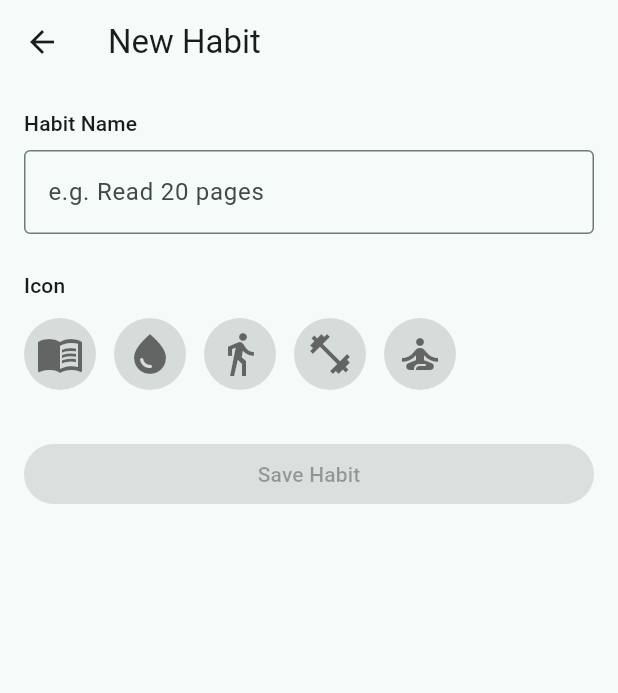
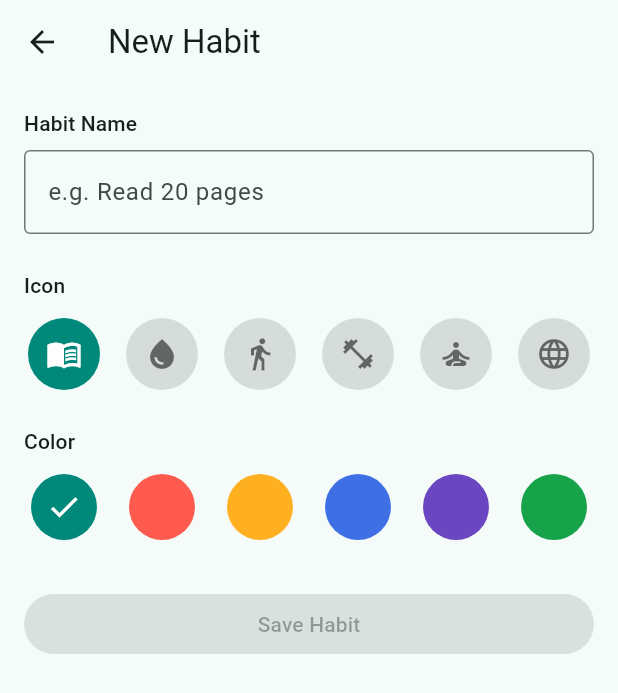
Before and after one commit to VoTrieu/personal_habit, a Flutter app: the NewHabitScreen screen opened directly, on a phone screen of 412 x 824 dp. Shown: the top 693 px of the screen. Run offline on Flutter 3.47's test engine with Material 3 defaults, Android fonts, the phone set to English and light mode, and no system bars.

Commit message:
Added HabitIcons and HabitColors

```diff
--- a/lib/features/new_habit/new_habit_screen.dart
+++ b/lib/features/new_habit/new_habit_screen.dart
@@ -1,6 +1,8 @@
 import 'package:flutter/material.dart';
 
 import '../../models/new_habit_result.dart';
+import 'widgets/habit_colors.dart';
+import 'widgets/habit_icons.dart';
 
 class NewHabitScreen extends StatefulWidget {
   const NewHabitScreen({super.key});
@@ -11,9 +13,10 @@ class NewHabitScreen extends StatefulWidget {
 
 class _NewHabitScreenState extends State<NewHabitScreen> {
   final controller = TextEditingController();
-  IconData? selectedIcon;
+  Color selectedColor = habitColors[0];
+  IconData selectedIcon = habitIcons[0];
 
-  bool get canSave => controller.text.trim().isNotEmpty && selectedIcon != null;
+  bool get canSave => controller.text.trim().isNotEmpty;
 
   @override
   void dispose() {
@@ -24,19 +27,13 @@ class _NewHabitScreenState extends State<NewHabitScreen> {
   void saveHabit() {
     if (!canSave) return;
     final name = controller.text.trim();
-    Navigator.of(context).pop(NewHabitResult(name: name, icon: selectedIcon!));
+    Navigator.of(context).pop(
+      NewHabitResult(name: name, icon: selectedIcon, color: selectedColor),
+    );
   }
 
   @override
   Widget build(BuildContext context) {
-    final icons = [
-      Icons.menu_book,
-      Icons.water_drop,
-      Icons.directions_walk,
-      Icons.fitness_center,
-      Icons.self_improvement,
-    ];
-
     return Scaffold(
       appBar: AppBar(title: const Text('New Habit')),
       body: SafeArea(
@@ -56,27 +53,16 @@ class _NewHabitScreenState extends State<NewHabitScreen> {
             const SizedBox(height: 24),
             Text('Icon', style: Theme.of(context).textTheme.titleSmall),
             const SizedBox(height: 12),
-            Wrap(
-              spacing: 12,
-              children: icons.map((icon) {
-                final isSelected = selectedIcon == icon;
-                return InkWell(
-                  onTap: () {
-                    setState(() {
-                      selectedIcon = icon;
-                    });
-                  },
-                  borderRadius: BorderRadius.circular(12),
-                  child: CircleAvatar(
-                    radius: 24,
-                    backgroundColor: isSelected
-                        ? const Color(0xFF00897B)
-                        : Colors.black12,
-                    foregroundColor: isSelected ? Colors.white : Colors.black54,
-                    child: Icon(icon, size: 32),
-                  ),
-                );
-              }).toList(),
+            HabitIcons(
+              selectedIcon: selectedIcon,
+              onSelected: (icon) => setState(() => selectedIcon = icon),
+            ),
+            const SizedBox(height: 24),
+            Text('Color', style: Theme.of(context).textTheme.titleSmall),
+            const SizedBox(height: 12),
+            HabitColors(
+              selectedColor: selectedColor,
+              onSelected: (color) => setState(() => selectedColor = color),
             ),
             const SizedBox(height: 32),
             FilledButton(
--- /dev/null
+++ b/lib/features/new_habit/widgets/habit_colors.dart
@@ -0,0 +1,43 @@
+import 'package:flutter/material.dart';
+
+const habitColors = [
+  Color(0xFF00897B),
+  Color(0xFFFF5A4E),
+  Color(0xFFFFB020),
+  Color(0xFF3F6FE5),
+  Color(0xFF6B46C1),
+  Color(0xFF16A34A),
+];
+
+class HabitColors extends StatelessWidget {
+  const HabitColors({
+    super.key,
+    required this.selectedColor,
+    required this.onSelected,
+  });
+
+  final Color selectedColor;
+  final ValueChanged<Color> onSelected;
+
+  @override
+  Widget build(BuildContext context) {
+    return Wrap(
+      spacing: 12,
+      alignment: WrapAlignment.spaceAround,
+      children: habitColors.map((color) {
+        final isSelected = selectedColor == color;
+        return InkWell(
+          onTap: () => onSelected(color),
+          borderRadius: BorderRadius.circular(24),
+          child: CircleAvatar(
+            radius: 22,
+            backgroundColor: color,
+            child: isSelected
+                ? const Icon(Icons.check, color: Colors.white)
+                : null,
+          ),
+        );
+      }).toList(),
+    );
+  }
+}
--- /dev/null
+++ b/lib/features/new_habit/widgets/habit_icons.dart
@@ -0,0 +1,44 @@
+import 'package:flutter/material.dart';
+
+const habitIcons = [
+  Icons.menu_book,
+  Icons.water_drop,
+  Icons.directions_walk,
+  Icons.fitness_center,
+  Icons.self_improvement,
+  Icons.language,
+];
+
+class HabitIcons extends StatelessWidget {
+  const HabitIcons({
+    super.key,
+    required this.selectedIcon,
+    required this.onSelected,
+  });
+
+  final IconData selectedIcon;
+  final ValueChanged<IconData> onSelected;
+
+  @override
+  Widget build(BuildContext context) {
+    return Wrap(
+      spacing: 12,
+      alignment: WrapAlignment.spaceAround,
+      children: habitIcons.map((icon) {
+        final isSelected = selectedIcon == icon;
+        return InkWell(
+          onTap: () => onSelected(icon),
+          borderRadius: BorderRadius.circular(28),
+          child: CircleAvatar(
+            radius: 24,
+            backgroundColor: isSelected
+                ? const Color(0xFF00897B)
+                : Colors.black12,
+            foregroundColor: isSelected ? Colors.white : Colors.black54,
+            child: Icon(icon),
+          ),
+        );
+      }).toList(),
+    );
+  }
+}
--- a/lib/features/today/today_screen.dart
+++ b/lib/features/today/today_screen.dart
@@ -74,7 +74,7 @@ class _TodayScreenState extends State<TodayScreen> {
           icon: result.icon,
           streak: 0,
           isCompletedToday: false,
-          color: const Color(0xFF00897B),
+          color: result.color,
         ),
       ];
     });
--- a/lib/models/new_habit_result.dart
+++ b/lib/models/new_habit_result.dart
@@ -3,10 +3,11 @@ import 'package:flutter/material.dart';
 class NewHabitResult {
   final String name;
   final IconData icon;
+  final Color color;
 
   const NewHabitResult({
     required this.name,
     required this.icon,
+    required this.color,
   });
-
 }
```
